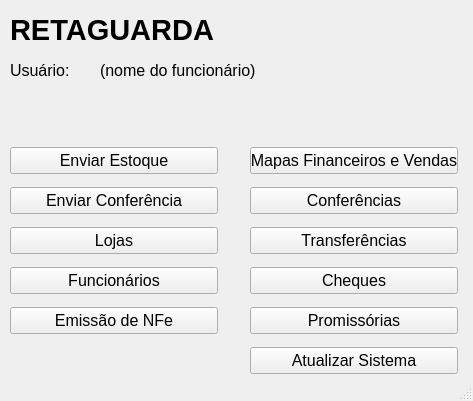
This is menu.ui in arthuraml/raider-tech as Qt 5 draws it before an edit. The edited form follows.
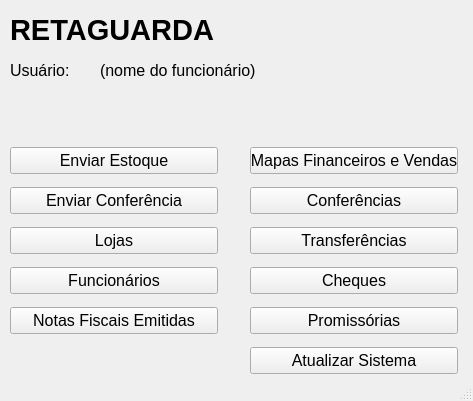
This is the edited form. Icons and pictures are not drawn.

Patch:
```diff
--- a/menu.ui
+++ b/menu.ui
@@ -122,7 +122,7 @@
         </font>
        </property>
        <property name="text">
-        <string>Emissão de NFe</string>
+        <string>Notas Fiscais Emitidas</string>
        </property>
       </widget>
      </item>
```
